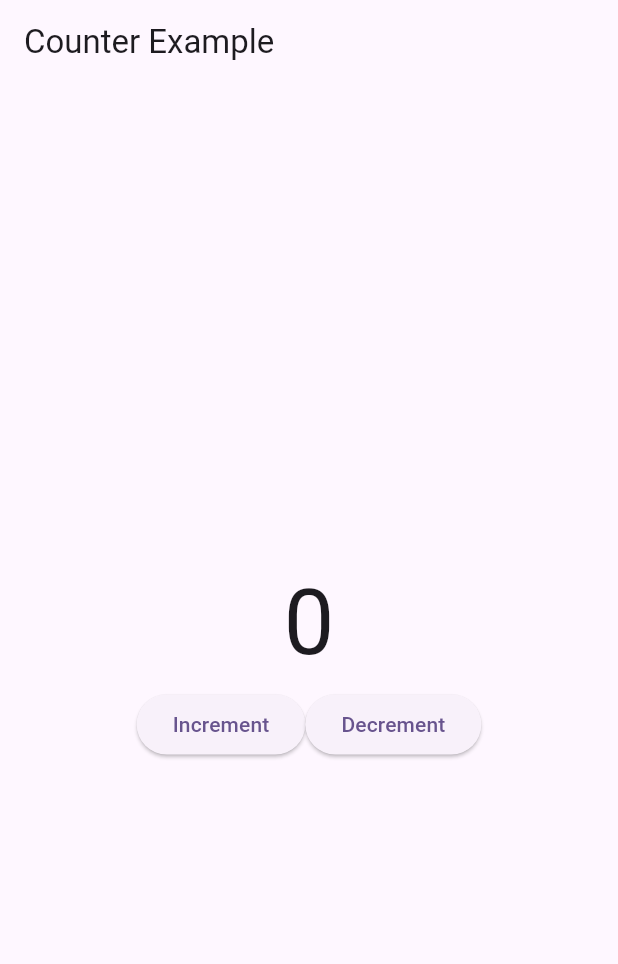
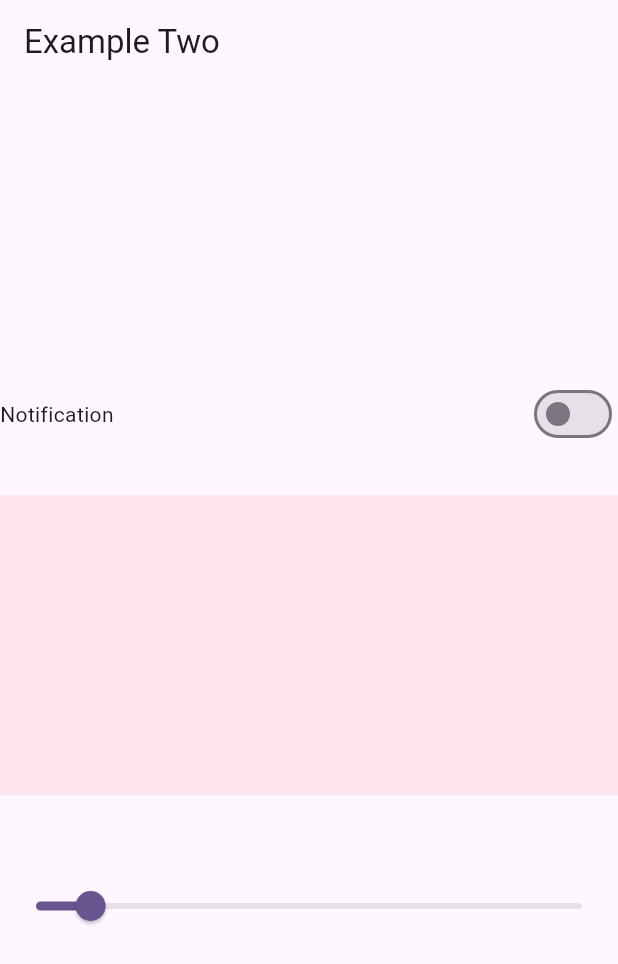
Before and after one commit to henilzadafiya/flutter-bloc_demo, a Flutter app: the screen it shows after launch, on a phone screen of 412 x 824 dp. Shown: the top 964 px of the screen. Run offline on Flutter 3.47's test engine with Material 3 defaults, Android fonts, the phone set to English and light mode, and no system bars; our stand-ins replace bloc, equatable, flutter_bloc.

Commit message:
slider and switch button

```diff
--- /dev/null
+++ b/lib/bloc/switch_example/switch_bloc.dart
@@ -0,0 +1,17 @@
+
+import 'package:bloc/bloc.dart';
+import 'package:flutter_block_demo_practice/bloc/switch_example/switch_event.dart';
+import 'package:flutter_block_demo_practice/bloc/switch_example/switch_state.dart';
+
+class SwitchBloc extends Bloc<SwitchEvent,SwitchState>{
+  SwitchBloc():super(SwitchState()){
+    on<EnableOrDisableNotification>(_enableOrDisableNotification);
+    on<SwitchSlider>(_switchSlider);
+  }
+  void _enableOrDisableNotification(EnableOrDisableNotification event,Emitter<SwitchState> emit){
+    emit(state.copyWith(isSwitch: !state.isSwitch));
+  }
+  void _switchSlider(SwitchSlider event ,Emitter<SwitchState> emit){
+    emit(state.copyWith(slider: event.slider));
+  }
+}
--- /dev/null
+++ b/lib/bloc/switch_example/switch_event.dart
@@ -0,0 +1,19 @@
+import 'package:equatable/equatable.dart';
+
+abstract class SwitchEvent extends Equatable {
+  SwitchEvent();
+
+  @override
+  List<Object> get props => [];
+}
+
+class EnableOrDisableNotification extends SwitchEvent {}
+
+class SwitchSlider extends SwitchEvent {
+  double slider;
+
+  SwitchSlider({required this.slider});
+
+  @override
+  List<Object> get props => [slider];
+}
--- /dev/null
+++ b/lib/bloc/switch_example/switch_state.dart
@@ -0,0 +1,16 @@
+import 'package:equatable/equatable.dart';
+
+class SwitchState extends Equatable {
+  bool isSwitch;
+  double slider;
+
+  SwitchState({this.isSwitch = false,this.slider = .1});
+
+  SwitchState copyWith({bool? isSwitch ,double? slider}) {
+    return SwitchState(isSwitch: isSwitch ?? this.isSwitch,slider: slider ?? this.slider);
+  }
+
+
+  @override
+  List<Object?> get props => [isSwitch,slider];
+}
--- a/lib/main.dart
+++ b/lib/main.dart
@@ -1,7 +1,9 @@
 import 'package:flutter/material.dart';
 import 'package:flutter_block_demo_practice/bloc/counter/counter_bloc.dart';
+import 'package:flutter_block_demo_practice/bloc/switch_example/switch_bloc.dart';
 import 'package:flutter_block_demo_practice/ui/counter_screen.dart';
 import 'package:flutter_bloc/flutter_bloc.dart';
+import 'package:flutter_block_demo_practice/ui/switchexample/switch_example_screen.dart';
 import 'equatable_testing.dart';
 
 void main() {
@@ -14,15 +16,18 @@ class MyApp extends StatelessWidget {
   // This widget is the root of your application.
   @override
   Widget build(BuildContext context) {
-    return BlocProvider(
-      create: (_) => CounterBloc(),
+    return MultiBlocProvider(
+      providers: [
+        BlocProvider(create: (context) => CounterBloc(),),
+        BlocProvider(create: (context) => SwitchBloc(),),
+      ],
       child: MaterialApp(
         title: 'Flutter Demo',
         theme: ThemeData(
           colorScheme: ColorScheme.fromSeed(seedColor: Colors.deepPurple),
           useMaterial3: true,
         ),
-        home: CounterScreen(),
+        home: SwitchExampleScreen(),
       ),
     );
   }
--- /dev/null
+++ b/lib/ui/switchexample/switch_example_screen.dart
@@ -0,0 +1,71 @@
+import 'package:flutter/material.dart';
+import 'package:flutter_bloc/flutter_bloc.dart';
+import 'package:flutter_block_demo_practice/bloc/switch_example/switch_bloc.dart';
+import 'package:flutter_block_demo_practice/bloc/switch_example/switch_event.dart';
+import 'package:flutter_block_demo_practice/bloc/switch_example/switch_state.dart';
+
+class SwitchExampleScreen extends StatefulWidget {
+  const SwitchExampleScreen({super.key});
+
+  @override
+  State<SwitchExampleScreen> createState() => _SwitchExampleScreenState();
+}
+
+class _SwitchExampleScreenState extends State<SwitchExampleScreen> {
+  @override
+  Widget build(BuildContext context) {
+    return Scaffold(
+      appBar: AppBar(
+        title: Text("Example Two"),
+      ),
+      body: Column(
+        crossAxisAlignment: CrossAxisAlignment.center,
+        mainAxisAlignment: MainAxisAlignment.center,
+        children: [
+          Row(
+            mainAxisAlignment: MainAxisAlignment.spaceBetween,
+            children: [
+              Text("Notification"),
+              BlocBuilder<SwitchBloc, SwitchState>(
+                buildWhen: (previous, current) => previous.isSwitch != current.isSwitch,
+                builder: (context, state) => Switch(
+                  value: state.isSwitch,
+                  onChanged: (value) {
+                    context
+                        .read<SwitchBloc>()
+                        .add(EnableOrDisableNotification());
+                  },
+                ),
+              ),
+            ],
+          ),
+          SizedBox(
+            height: 30,
+          ),
+          BlocBuilder<SwitchBloc , SwitchState>(builder: (context, state) {
+            return  Container(
+              height: 200,
+              color: Colors.red.withOpacity(state.slider),
+            );
+          },),
+
+          SizedBox(
+            height: 50,
+          ),
+          BlocBuilder<SwitchBloc, SwitchState>(
+            buildWhen: (previous, current) => previous.slider != current.slider,
+            builder: (context, state) {
+              return Slider(
+                value: state.slider,
+                onChanged: (value) {
+                  print(value);
+                  context.read<SwitchBloc>().add(SwitchSlider(slider: value));
+                },
+              );
+            },
+          ),
+        ],
+      ),
+    );
+  }
+}
```
